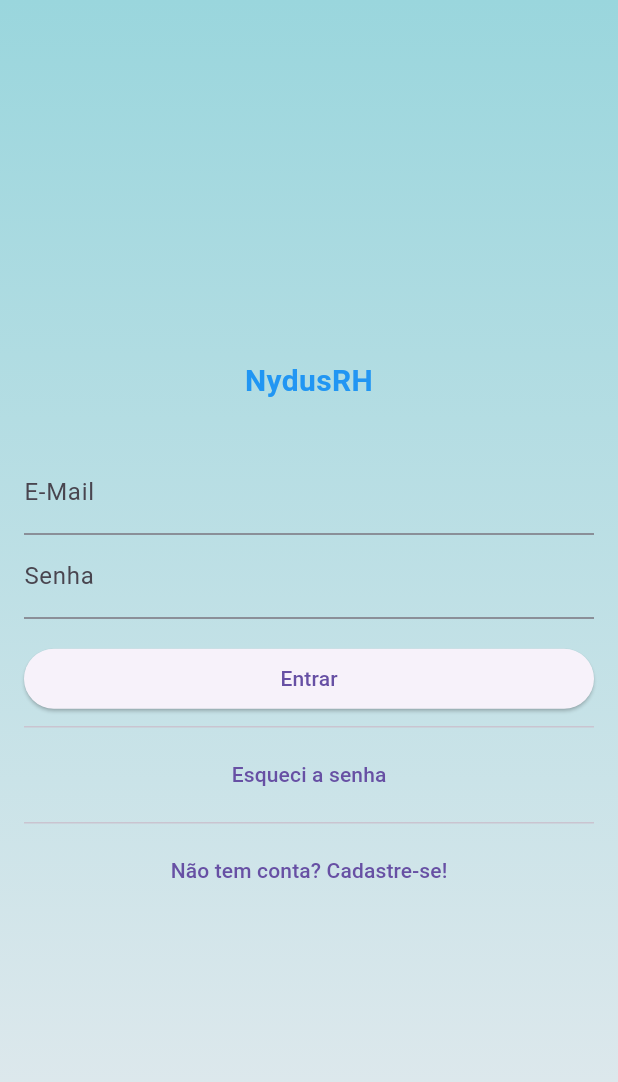
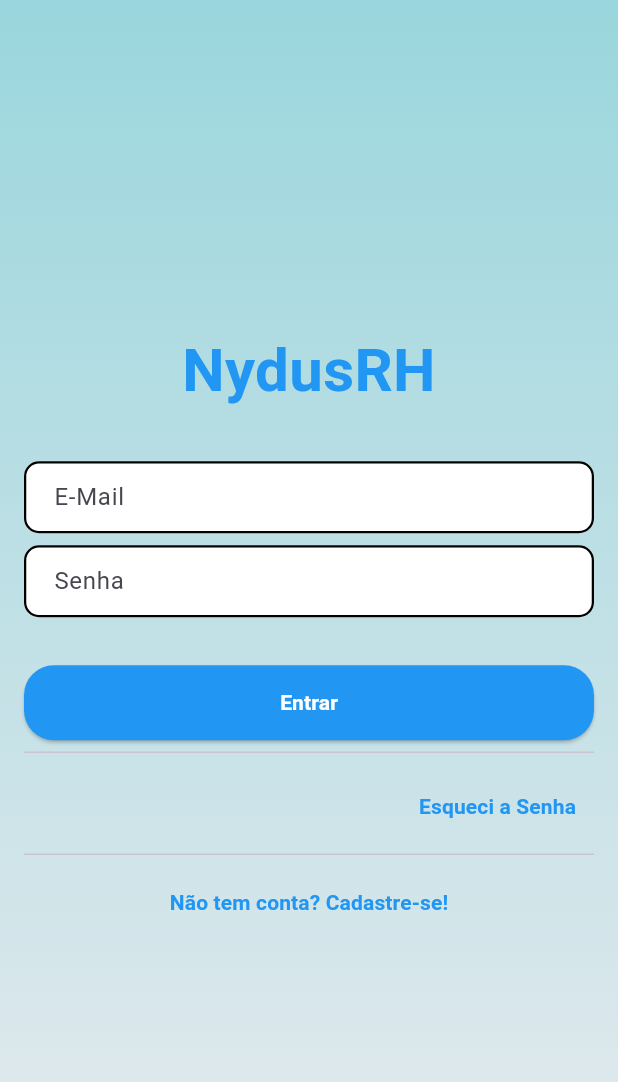
Before and after one commit to Papatchow/Flutter-APP-Nydus, a Flutter app: the screen it shows after launch, on a phone screen of 412 x 824 dp. Shown: the top 1082 px of the screen. Run offline on Flutter 3.47's test engine with Material 3 defaults, Android fonts, the phone set to English and light mode, and no system bars; our stand-ins replace smooth_page_indicator.

Commit message:
Esqueci a senha
Design novo dos espaços de texto e funcionalidade do botão de esqueci a senha

```diff
--- /dev/null
+++ b/lib/login/presentation/views/login_decoration.dart
@@ -0,0 +1,20 @@
+import "package:flutter/material.dart";
+
+InputDecoration getAuthenticationInputDecoration (String label) {
+  return InputDecoration(
+    hintText: label,
+    fillColor: Colors.white,
+    filled: true,
+    contentPadding: const EdgeInsets.fromLTRB(16, 8, 16, 8),
+    border: OutlineInputBorder(borderRadius: BorderRadius.circular(10)
+    ),
+    enabledBorder: OutlineInputBorder(
+      borderRadius: BorderRadius.circular(10),
+      borderSide: const BorderSide(color: Colors.black, width: 1.5),
+    ),
+    focusedBorder: OutlineInputBorder(borderRadius: BorderRadius.circular(10),
+    borderSide: const BorderSide(color: Color.fromARGB(255, 53, 108, 209), width: 2),
+    ),
+
+  );
+}
--- a/lib/login/presentation/views/login_screen.dart
+++ b/lib/login/presentation/views/login_screen.dart
@@ -1,4 +1,5 @@
 import "package:appteste/_comum/minhascores.dart";
+import "package:appteste/login/presentation/views/login_decoration.dart";
 import "package:flutter/material.dart";
 
 class registration extends StatefulWidget {
@@ -10,7 +11,7 @@ class registration extends StatefulWidget {
 
 class _registrationState extends State<registration> {
   bool queroEntrar = true;
-  bool recuperar = true;
+  bool recuperar = false;
 
   @override
   Widget build(BuildContext context) {
@@ -44,69 +45,104 @@ class _registrationState extends State<registration> {
                         "NydusRH",
                         textAlign: TextAlign.center,
                         style: TextStyle(
-                          fontSize: 20,
+                          fontSize: 40,
                           fontWeight: FontWeight.bold,
                           color: Colors.blue,
                         ),
                       ),
                       const SizedBox(height: 32),
+
+                      Visibility(
+                        visible: !recuperar,
+                        child: Column(
+                          children: [
                             TextFormField(
-                        decoration: InputDecoration(
-                          label: Text("E-Mail"),
+                              decoration: getAuthenticationInputDecoration("E-Mail"),
+                            ),
+                            const SizedBox(height: 8),
+                            TextFormField(
+                              decoration: getAuthenticationInputDecoration("Senha"),
+                              obscureText: true,
+                            ),
+                             const SizedBox(height: 8),
+                          ],
                         ),
                       ),
+                      Visibility(
+                        visible: recuperar,
+                        child: Column(
+                          children: [
                             TextFormField(
-                        decoration: InputDecoration(
-                          label: Text("Senha"),
-                        ),
+                              decoration: getAuthenticationInputDecoration("Nova Senha"),
                               obscureText: true,
                           ),
+                          const SizedBox(height: 8),
+                          TextFormField(
+                            decoration:getAuthenticationInputDecoration("Confirme a Nova Senha"),
+                            obscureText: true,
+                          )
+                          ],)
+                      ),
+                      const SizedBox(height: 8),
+
                       Visibility(
                         visible: !queroEntrar,
                         child: Column(
                           children: [
                             TextFormField(
-                              decoration: InputDecoration(
-                                label: Text("Confirmar Senha"),
-                              ),
+                              decoration: getAuthenticationInputDecoration(
+                                  "Confirme a Senha"),
                               obscureText: true,
                             ),
+                            const SizedBox(height: 8),
                             TextFormField(
-                              decoration: InputDecoration(
-                                label: Text("Nome"),
-                              ),
+                              decoration:
+                                  getAuthenticationInputDecoration("Nome"),
                             ),
                           ],
                         ),
                       ),
-                      SizedBox(height: 16),
+                      const SizedBox(height: 16),
                       ElevatedButton(
+                        style: ElevatedButton.styleFrom(
+                            backgroundColor: Colors.blue,
+                            padding: const EdgeInsets.symmetric(
+                                horizontal: 30, vertical: 15),
+                            shape: RoundedRectangleBorder(
+                              borderRadius: BorderRadius.circular(20),
+                            )),
                         onPressed: () {},
-                        child: Text((queroEntrar) ? "Entrar" : "Cadastrar"),
+                        child: Text(
+                          (queroEntrar) ? "Entrar" : "Cadastrar",
+                          style: const TextStyle(
+                              fontWeight: FontWeight.bold, color: Colors.white),
+                        ),
                       ),
                       Divider(),
-                      TextButton(
+                      const SizedBox(height: 4),
+                      Align(
+                        alignment: Alignment.centerRight,
+                        child: TextButton(
                           onPressed: () {
                             setState(() {
                               recuperar = !recuperar;
                             });
                           },
                           child: Text(
-                            (recuperar) ? "Esqueci a senha" : "Fazer Login"),
+                              (recuperar) ? "Fazer Login" : "Esqueci a Senha",
+                              style: const TextStyle(fontWeight: FontWeight.bold, color: Colors.blue),),
+                        ),
                       ),
                       Divider(),
-                      Align(
-                        alignment: Alignment.bottomCenter,
-                        child: TextButton(
+                      TextButton(
                           onPressed: () {
                             setState(() {
                               queroEntrar = !queroEntrar;
                             });
                           },
-                            child: Text((queroEntrar)
-                                ? "Não tem conta? Cadastre-se!"
-                                : "Já tem uma conta? Entre!")),
-                      )
+                          child: Text(
+                            (queroEntrar) ? "Não tem conta? Cadastre-se!": "Já tem uma conta? Entre!",
+                            style: const TextStyle(fontWeight: FontWeight.bold, color: Colors.blue),)),
                     ],
                   ),
                 ),
```
Lines whose indentation alone changed are shown as unchanged.
